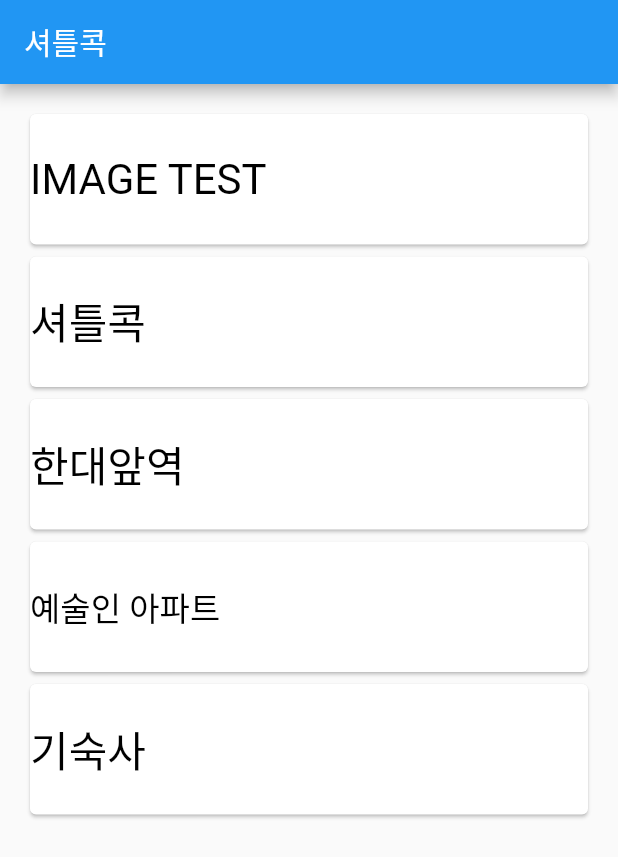
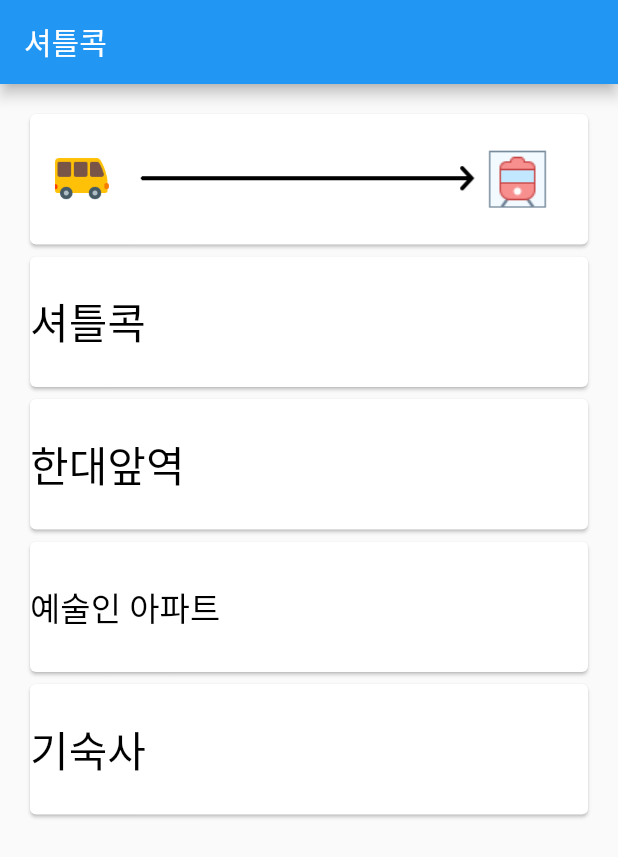
Before and after one commit to CXZ7720/ERICA_shuttle-flutter, a Flutter app: the screen it shows after launch, on a phone screen of 412 x 824 dp. Shown: the top 857 px of the screen. Run offline on Flutter 3.47's test engine with Material 2 defaults, Android fonts, the phone set to English and light mode, and no system bars; Roboto replaces fonts that are missing (Spoqa Han sans).

Commit message:
Add top card images
Signed-off-by: Yeonggyun Kim <kygha7205@naver.com>

```diff
--- a/lib/main.dart
+++ b/lib/main.dart
@@ -25,15 +25,7 @@ class MyHomePage extends StatefulWidget {
 }
 
 class _MyHomePageState extends State<MyHomePage> {
-  int _counter = 0;
-
-  void _incrementCounter() {
-    setState(() {
-      _counter++;
-    });
-  }
-
-Card buildCard(String destiny, double fontsize){
+  Card buildCard(String destiny, double fontsize) {
     return Card(
       child: Column(
         mainAxisAlignment: MainAxisAlignment.center,
@@ -50,7 +42,7 @@ Card buildCard(String destiny, double fontsize){
         ],
       ),
     );
-}
+  }
 
   @override
   Widget build(BuildContext context) {
@@ -63,12 +55,37 @@ Card buildCard(String destiny, double fontsize){
         padding: EdgeInsets.all(16.0),
         childAspectRatio: 4.0,
         children: <Widget>[
-          buildCard('IMAGE TEST', 28.0),
+          Card(
+            child: Column(
+              mainAxisAlignment: MainAxisAlignment.center,
+              crossAxisAlignment: CrossAxisAlignment.start,
+              children: <Widget>[
+                Padding(
+                  padding: const EdgeInsets.only(left: 15),
+                  child: Row(
+                    children: <Widget>[
+                      Image(
+                        image: AssetImage('images/bus_yellow.png'),
+                        height: 40,
+                        fit: BoxFit.cover,
+                      ),
+                      Image(image: AssetImage('images/arrow.png'), width: 250),
+                      Image(
+                        image: AssetImage('images/train_station.png'),
+                        height: 40,
+                        fit: BoxFit.cover,
+                      )
+                    ],
+                  ),
+                ),
+              ],
+            ),
+          ),
+//          buildCard('IMAGE TEST', 28.0),
           buildCard('셔틀콕', 28.0),
           buildCard('한대앞역', 28.0),
           buildCard('예술인 아파트', 22.0),
           buildCard('기숙사', 28.0),
-
         ],
       ), // This trailing comma makes auto-formatting nicer for build methods.
     );
--- a/pubspec.yaml
+++ b/pubspec.yaml
@@ -41,10 +41,8 @@ flutter:
   uses-material-design: true
 
   # To add assets to your application, add an assets section, like this:
-  # assets:
-  #  - images/a_dot_burr.jpeg
-  #  - images/a_dot_ham.jpeg
-
+  assets:
+    - images/
   # An image asset can refer to one or more resolution-specific "variants", see
   # https://flutter.dev/assets-and-images/#resolution-aware.
 
```
Also changed, not shown: images/arrow.png (added), images/bus_yellow.png (added), images/train_station.png (added).
